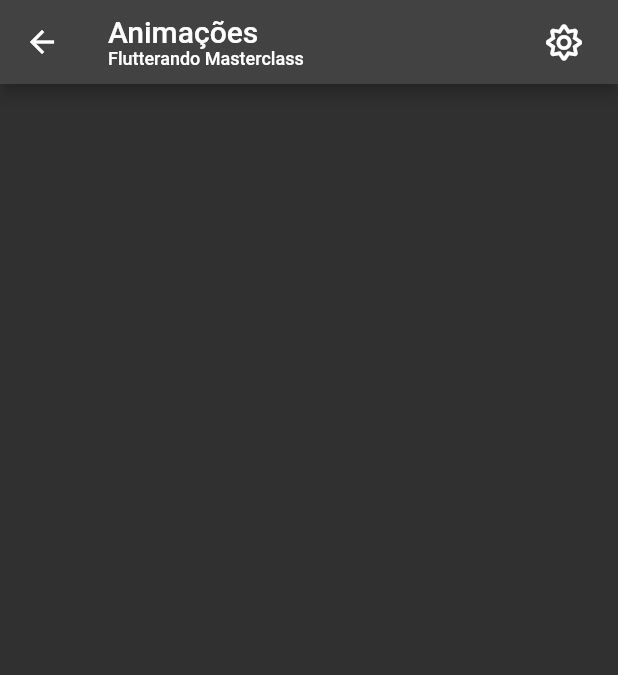
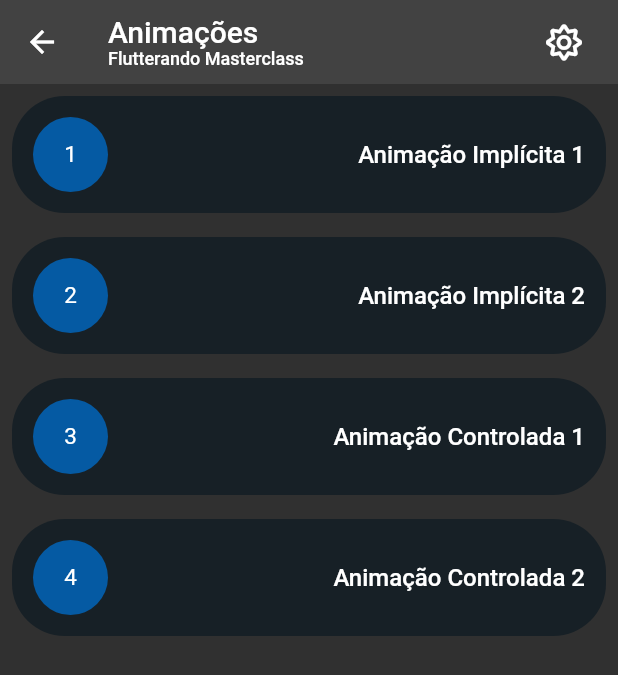
Before and after one commit to ygcoutinho/app_folio, a Flutter app: the screen it shows after launch, after a tap on "Ver mais", on a phone screen of 412 x 824 dp. Shown: the top 675 px of the screen. Run offline on Flutter 3.47's test engine with Material 2 defaults, Android fonts, the phone set to English and light mode, and no system bars; our stand-ins replace font_awesome_flutter.

Commit message:
Página animações
Finalização do layout da página de animações

```diff
--- /dev/null
+++ b/lib/components/animations/animation_item.dart
@@ -0,0 +1,37 @@
+import 'package:flutter/material.dart';
+
+class AnimationItem extends StatelessWidget {
+  const AnimationItem({Key? key, required this.itemNumber, required this.title, required this.route}) : super(key: key);
+  final String itemNumber, title, route;
+  @override
+  Widget build(BuildContext context) {
+    return TextButton(
+      onPressed: () {
+        Navigator.pushNamed(context, route);
+      },
+      child: Container(
+        decoration: BoxDecoration(color: const Color(0xFF172026), borderRadius: BorderRadius.circular(35)),
+        child: Padding(
+          padding: const EdgeInsets.all(14.0),
+          child: Row(
+            mainAxisAlignment: MainAxisAlignment.spaceBetween,
+            children: [
+              CircleAvatar(
+                backgroundColor: const Color(0xFF055AA3),
+                radius: 25,
+                child: Text(
+                  itemNumber,
+                  style: const TextStyle(color: Colors.white, fontSize: 15),
+                ),
+              ),
+              Text(
+                title,
+                style: const TextStyle(fontSize: 16, color: Colors.white),
+              ),
+            ],
+          ),
+        ),
+      ),
+    );
+  }
+}
--- a/lib/components/appbar/appbar_content.dart
+++ b/lib/components/appbar/appbar_content.dart
@@ -1,4 +1,5 @@
 import 'package:flutter/material.dart';
+import 'package:font_awesome_flutter/font_awesome_flutter.dart';
 
 class AppBarContent extends StatelessWidget {
   const AppBarContent({Key? key}) : super(key: key);
@@ -34,8 +35,8 @@ class AppBarContent extends StatelessWidget {
               alignment: Alignment.centerRight,
               child: TextButton(
                 onPressed: () {},
-                child: const Icon(Icons.light_mode_rounded),
-                style: TextButton.styleFrom(primary: Colors.white, fixedSize: Size(24, 24)),
+                child: const FaIcon(FontAwesomeIcons.sun),
+                style: TextButton.styleFrom(primary: Colors.white, fixedSize: const Size(24, 24)),
               ),
             ),
           ),
--- a/lib/main.dart
+++ b/lib/main.dart
@@ -23,7 +23,7 @@
       routes: {
         AppRoutes.HOME: (ctx) => MainPage(),
         AppRoutes.ABOUT_DEV: (ctx) => const AboutDev(),
-        AppRoutes.ANIMATIONS: (ctx) => const AnimationsPage(),
+        AppRoutes.ANIMATIONS: (ctx) => AnimationsPage(),
         AppRoutes.MOCKUP_READING: (ctx) => const MockupReading(),
         AppRoutes.PLAYGROUND: (ctx) => const PlaygroundPage(),
       },
--- a/lib/pages/animations_page.dart
+++ b/lib/pages/animations_page.dart
@@ -1,16 +1,25 @@
+import 'package:app_folio/components/animations/animation_item.dart';
 import 'package:flutter/material.dart';
 import 'package:font_awesome_flutter/font_awesome_flutter.dart';
 
 class AnimationsPage extends StatelessWidget {
-  const AnimationsPage({Key? key}) : super(key: key);
+  AnimationsPage({Key? key}) : super(key: key);
+
+  final List<Map<String, String>> items = [
+    {'title': 'Animação Implícita 1', 'route': 'xxx'},
+    {'title': 'Animação Implícita 2', 'route': 'xxx'},
+    {'title': 'Animação Controlada 1', 'route': 'xxx'},
+    {'title': 'Animação Controlada 2', 'route': 'xxx'},
+  ];
 
   @override
   Widget build(BuildContext context) {
     return Scaffold(
       appBar: AppBar(
+        elevation: 0,
         title: Column(
           crossAxisAlignment: CrossAxisAlignment.stretch,
-          children: [
+          children: const [
             Text('Animações', style: TextStyle(fontSize: 20)),
             Text('Flutterando Masterclass', style: TextStyle(fontSize: 12)),
           ],
@@ -22,9 +31,13 @@ class AnimationsPage extends StatelessWidget {
               FontAwesomeIcons.sun,
               color: Colors.white,
             ),
-            label: Text(''),
+            label: const Text(''),
           ),
         ],
+      ),
+      body: ListView.builder(
+        itemCount: items.length,
+        itemBuilder: (context, index) => AnimationItem(itemNumber: (index + 1).toString(), title: items[index]['title']!, route: items[index]['route']!),
       ),
     );
   }
```
